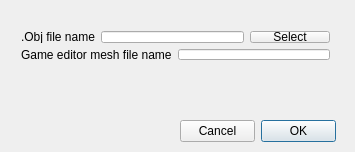
Above: GameEditor/ObjConverterDialog.ui from frostteo/GameEditor before the change. Below: the same form after it.
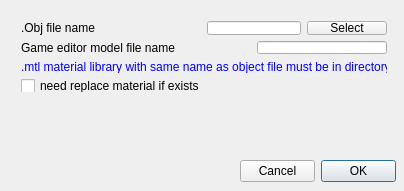
That is the form after the change.

Commit message: mtl lib material converter multimaterial obj converter

```diff
--- a/GameEditor/ObjConverterDialog.ui
+++ b/GameEditor/ObjConverterDialog.ui
@@ -6,12 +6,12 @@
    <rect>
     <x>0</x>
     <y>0</y>
-    <width>355</width>
-    <height>152</height>
+    <width>404</width>
+    <height>191</height>
    </rect>
   </property>
   <property name="windowTitle">
-   <string>Convert .obj to game editor mesh format</string>
+   <string>Convert .obj to game editor model format</string>
   </property>
   <property name="layoutDirection">
    <enum>Qt::LeftToRight</enum>
@@ -19,8 +19,8 @@
   <widget class="QDialogButtonBox" name="buttonBox">
    <property name="geometry">
     <rect>
-     <x>180</x>
-     <y>120</y>
+     <x>240</x>
+     <y>160</y>
      <width>156</width>
      <height>23</height>
     </rect>
@@ -36,9 +36,9 @@
    <property name="geometry">
     <rect>
      <x>10</x>
-     <y>80</y>
-     <width>331</width>
-     <height>41</height>
+     <y>110</y>
+     <width>381</width>
+     <height>51</height>
     </rect>
    </property>
    <property name="palette">
@@ -109,23 +109,16 @@
     <string/>
    </property>
   </widget>
-  <widget class="QWidget" name="">
+  <widget class="QWidget" name="layoutWidget">
    <property name="geometry">
     <rect>
      <x>10</x>
-     <y>20</y>
-     <width>331</width>
-     <height>51</height>
+     <y>10</y>
+     <width>388</width>
+     <height>93</height>
     </rect>
    </property>
    <layout class="QGridLayout" name="gridLayout">
-    <item row="0" column="0">
-     <widget class="QLabel" name="objFileNameLbl">
-      <property name="text">
-       <string>.Obj file name</string>
-      </property>
-     </widget>
-    </item>
     <item row="0" column="1" colspan="2">
      <widget class="QLineEdit" name="objFileNameTxt">
       <property name="readOnly">
@@ -143,7 +136,7 @@
     <item row="1" column="0" colspan="2">
      <widget class="QLabel" name="meshFileNameLbl">
       <property name="text">
-       <string>Game editor mesh file name</string>
+       <string>Game editor model file name</string>
       </property>
      </widget>
     </item>
@@ -154,6 +147,91 @@
       </property>
      </widget>
     </item>
+    <item row="3" column="0">
+     <widget class="QCheckBox" name="needReplaceMaterialIfExistsFlag">
+      <property name="text">
+       <string>need replace material if exists</string>
+      </property>
+     </widget>
+    </item>
+    <item row="0" column="0">
+     <widget class="QLabel" name="objFileNameLbl">
+      <property name="text">
+       <string>.Obj file name</string>
+      </property>
+     </widget>
+    </item>
+    <item row="2" column="0" colspan="4">
+     <widget class="QLabel" name="materialLibraryInfo">
+      <property name="palette">
+       <palette>
+        <active>
+         <colorrole role="WindowText">
+          <brush brushstyle="SolidPattern">
+           <color alpha="255">
+            <red>0</red>
+            <green>0</green>
+            <blue>255</blue>
+           </color>
+          </brush>
+         </colorrole>
+         <colorrole role="Text">
+          <brush brushstyle="SolidPattern">
+           <color alpha="255">
+            <red>0</red>
+            <green>0</green>
+            <blue>255</blue>
+           </color>
+          </brush>
+         </colorrole>
+        </active>
+        <inactive>
+         <colorrole role="WindowText">
+          <brush brushstyle="SolidPattern">
+           <color alpha="255">
+            <red>0</red>
+            <green>0</green>
+            <blue>255</blue>
+           </color>
+          </brush>
+         </colorrole>
+         <colorrole role="Text">
+          <brush brushstyle="SolidPattern">
+           <color alpha="255">
+            <red>0</red>
+            <green>0</green>
+            <blue>255</blue>
+           </color>
+          </brush>
+         </colorrole>
+        </inactive>
+        <disabled>
+         <colorrole role="WindowText">
+          <brush brushstyle="SolidPattern">
+           <color alpha="255">
+            <red>120</red>
+            <green>120</green>
+            <blue>120</blue>
+           </color>
+          </brush>
+         </colorrole>
+         <colorrole role="Text">
+          <brush brushstyle="SolidPattern">
+           <color alpha="255">
+            <red>120</red>
+            <green>120</green>
+            <blue>120</blue>
+           </color>
+          </brush>
+         </colorrole>
+        </disabled>
+       </palette>
+      </property>
+      <property name="text">
+       <string>.mtl material library with same name as object file must be in directory</string>
+      </property>
+     </widget>
+    </item>
    </layout>
   </widget>
  </widget>
```
The commit also changes 42 other files.
